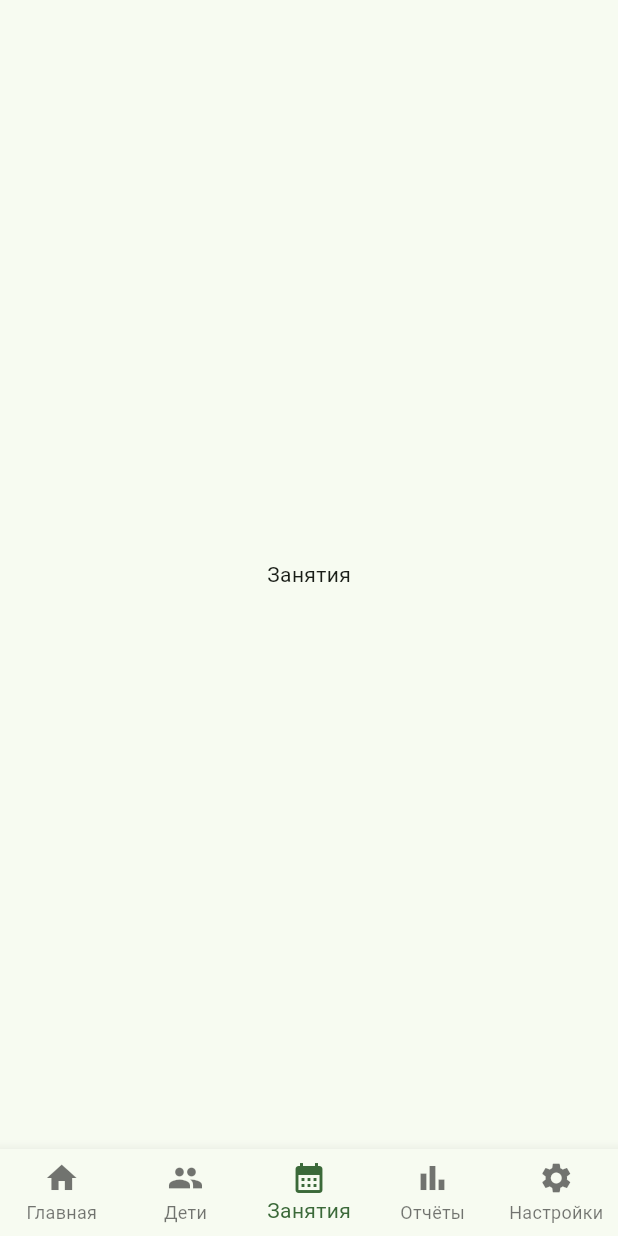
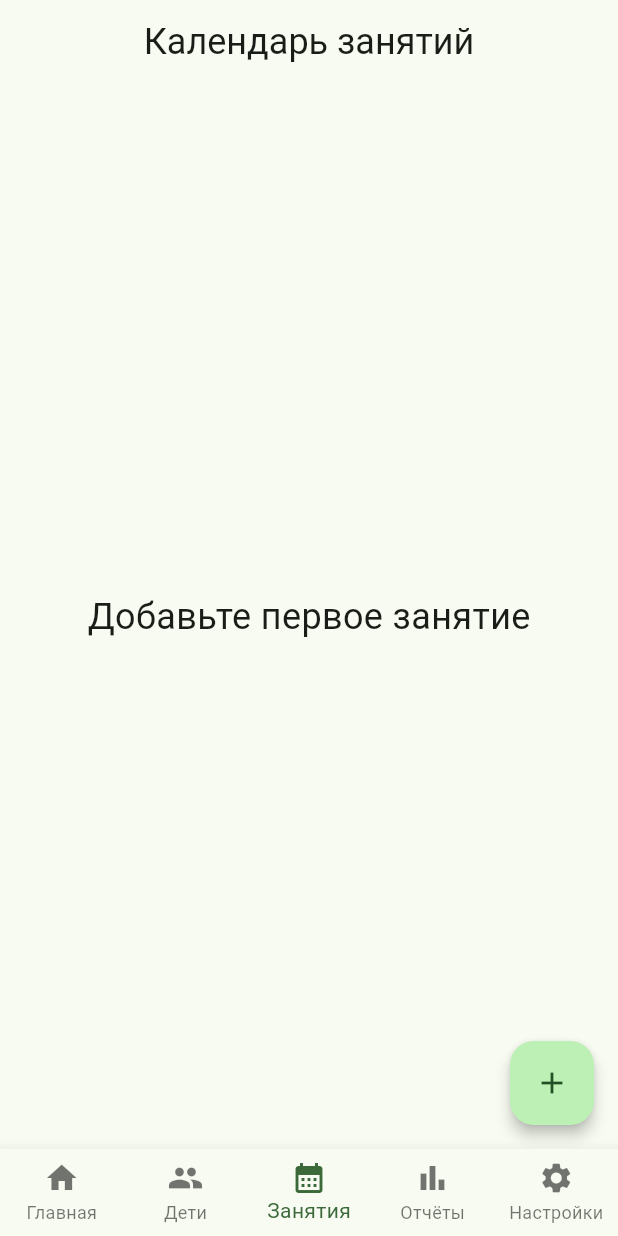
Before and after one commit to Victor001Der/Rost, a Flutter app: the MainNavigation screen opened directly, item 3 of the bottom bar chosen, on a phone screen of 412 x 824 dp. Run offline on Flutter 3.47's test engine with Material 3 defaults, Android fonts, the light colour scheme and no system bars; our stand-ins replace cloud_firestore, equatable, firebase_auth, firebase_core, flutter_bloc, flutter_spinkit and 3 more; accounts and stored records are empty.

Commit message:
feat: добавление занятий

```diff
--- /dev/null
+++ b/lib/features/lessons/bloc/lessons_bloc.dart
@@ -0,0 +1,60 @@
+import 'package:flutter_bloc/flutter_bloc.dart';
+import 'package:rost/data/repositories/lessons_repository.dart';
+import 'package:rost/features/lessons/bloc/lessons_event.dart';
+import 'package:rost/features/lessons/bloc/lessons_state.dart';
+
+class LessonsBloc extends Bloc<LessonsEvent, LessonsState> {
+  final LessonsRepository _lessonsRepository;
+
+// общий метод для всех действий (обновление с проверкой)
+  Future<void> _loadLessons(Emitter<LessonsState> emit) async {
+    emit(LessonsLoading());
+
+    try {
+      final lessons = await _lessonsRepository.getLessons();
+
+      if (lessons.isEmpty) {
+        emit(LessonsEmpty());
+      } else {
+        emit(LessonsLoaded(lessons));
+      }
+    } catch (e) {
+      emit(LessonsError('Не удалось загрузить данные'));
+    }
+  }
+
+  LessonsBloc(this._lessonsRepository) : super(LessonsLoading()) {
+    // загрузка детей при входе
+    on<LoadLessons>((event, emit) => _loadLessons(emit));
+
+    // обновление посредством скрола вниз
+    on<RefreshLessons>((event, emit) => _loadLessons(emit));
+
+    // добавление занятия
+    on<AddLesson>((event, emit) async {
+      await _lessonsRepository.addLesson(event.lesson);
+      await _loadLessons(emit);
+    });
+
+    // удаление ребенка
+    on<DeleteLesson>((event, emit) async {
+      await _lessonsRepository.deleteLesson(event.lessonId);
+      await _loadLessons(emit);
+    });
+
+    // загрузка занятий на конкретную дату (не использую loadLessons потму что тут сортировк по дате)
+    on<LoadLessonsByDate>((event, emit) async {
+      emit(LessonsLoading());
+      try {
+        final lessons = await _lessonsRepository.getLessonsByDate(event.date);
+        if (lessons.isEmpty) {
+          emit(LessonsEmpty());
+        } else {
+          emit(LessonsLoaded(lessons));
+        }
+      } catch (e) {
+        emit(LessonsError('Не удалось загрузить занятия'));
+      }
+    });
+  }
+}
--- /dev/null
+++ b/lib/features/lessons/bloc/lessons_event.dart
@@ -0,0 +1,42 @@
+import 'package:equatable/equatable.dart';
+import 'package:rost/data/models/lesson.dart';
+
+abstract class LessonsEvent extends Equatable {
+  const LessonsEvent();
+}
+
+//метод обновления страницы при запуске, обращение в firestore
+class LoadLessons extends LessonsEvent {
+  @override
+  List<Object?> get props => [];
+}
+
+//обновление страницы через свайп
+class RefreshLessons extends LessonsEvent {
+  @override
+  List<Object?> get props => [];
+}
+
+//удаление занятия
+class DeleteLesson extends LessonsEvent {
+  final String lessonId;
+  const DeleteLesson(this.lessonId);
+  @override
+  List<Object?> get props => [lessonId];
+}
+
+//добавление занятия
+class AddLesson extends LessonsEvent {
+  final Lesson lesson;
+  const AddLesson(this.lesson);
+  @override
+  List<Object?> get props => [lesson];
+}
+
+//Загрузка занятия по дате
+class LoadLessonsByDate extends LessonsEvent {
+  final DateTime date;
+  const LoadLessonsByDate(this.date);
+  @override
+  List<Object?> get props => [date];
+}
--- /dev/null
+++ b/lib/features/lessons/bloc/lessons_state.dart
@@ -0,0 +1,34 @@
+import 'package:equatable/equatable.dart';
+import 'package:rost/data/models/lesson.dart';
+
+abstract class LessonsState extends Equatable {
+  const LessonsState();
+}
+
+//загрузка
+class LessonsLoading extends LessonsState {
+  @override
+  List<Object?> get props => [];
+}
+
+//загруженно
+class LessonsLoaded extends LessonsState {
+  final List<Lesson> lessons;
+  const LessonsLoaded(this.lessons);
+  @override
+  List<Object?> get props => [lessons];
+}
+
+//Занятий нет
+class LessonsEmpty extends LessonsState {
+  @override
+  List<Object?> get props => [];
+}
+
+//ошибка
+class LessonsError extends LessonsState {
+  final String message;
+  const LessonsError(this.message);
+  @override
+  List<Object?> get props => [message];
+}
--- /dev/null
+++ b/lib/features/lessons/view/lesson_tab.dart
@@ -0,0 +1,184 @@
+import 'package:flutter/material.dart';
+import 'package:flutter_bloc/flutter_bloc.dart';
+import 'package:flutter_spinkit/flutter_spinkit.dart';
+import 'package:rost/core/extension/context_extension.dart';
+import 'package:rost/features/lessons/bloc/lessons_bloc.dart';
+import 'package:rost/features/lessons/bloc/lessons_event.dart';
+import 'package:rost/features/lessons/bloc/lessons_state.dart';
+import 'package:rost/features/lessons/view/add_lesson_dialog.dart';
+import 'package:table_calendar/table_calendar.dart';
+
+class LessonsTab extends StatelessWidget {
+  const LessonsTab({super.key});
+
+  @override
+  Widget build(BuildContext context) {
+    return const _LessonsView();
+  }
+}
+
+class _LessonsView extends StatefulWidget {
+  const _LessonsView();
+
+  @override
+  State<_LessonsView> createState() => _LessonsViewState();
+}
+
+class _LessonsViewState extends State<_LessonsView> {
+  // Выбранный день (по умолчанию сегодня)
+  late DateTime _selectedDay;
+
+  // День, на который смотрит календарь (для переключения месяцев)
+  late DateTime _focusedDay;
+
+  @override
+  void initState() {
+    super.initState();
+    _selectedDay = DateTime.now();
+    _focusedDay = DateTime.now();
+
+    // Загружаем занятия на сегодня
+    context.read<LessonsBloc>().add(LoadLessonsByDate(_selectedDay));
+  }
+
+  @override
+  Widget build(BuildContext context) {
+    return BlocListener<LessonsBloc, LessonsState>(
+      listener: (context, state) {
+        if (state is LessonsError) {
+          context.showMessage(state.message);
+          return;
+        }
+      },
+      child: Scaffold(
+        appBar: AppBar(
+          title:
+              const Text('Календарь занятий', style: TextStyle(fontSize: 24)),
+          centerTitle: true,
+        ),
+
+        //реализация обновления свайпом вниз
+        body: RefreshIndicator(
+          onRefresh: () async {
+            context.read<LessonsBloc>().add(RefreshLessons());
+          },
+          child:
+              BlocBuilder<LessonsBloc, LessonsState>(builder: (context, state) {
+            if (state is LessonsLoading) {
+              return Center(
+                child: SpinKitSpinningLines(
+                  color: Theme.of(context).colorScheme.primary,
+                  size: 50.0,
+                ),
+              );
+            }
+
+            if (state is LessonsEmpty) {
+              return const Center(
+                child: Text(
+                  'Добавьте первое занятие',
+                  style: TextStyle(fontSize: 24),
+                ),
+              );
+            }
+
+            if (state is LessonsLoaded) {
+              return Padding(
+                padding: const EdgeInsets.all(16.0),
+                child: Column(
+                  children: [
+                    TableCalendar(
+                      // На какой день смотрим
+                      focusedDay: _focusedDay,
+                      // Какой день выбран
+                      selectedDayPredicate: (day) =>
+                          isSameDay(_selectedDay, day),
+                      // Что делать при выборе дня
+                      onDaySelected: (selectedDay, focusedDay) {
+                        setState(() {
+                          _selectedDay = selectedDay;
+                          _focusedDay = focusedDay;
+                        });
+                        // Загружаем занятия на выбранный день
+                        context.read<LessonsBloc>().add(
+                              LoadLessonsByDate(selectedDay),
+                            );
+                      },
+                      // Переключение месяца
+                      onPageChanged: (focusedDay) {
+                        _focusedDay = focusedDay;
+                      },
+                      // Точки на днях с занятиями
+                      eventLoader: (day) {
+                        return state.lessons.where((lesson) {
+                          return isSameDay(lesson.date, day);
+                        }).toList();
+                      },
+                      firstDay: DateTime(2024),
+                      lastDay: DateTime.now().add(const Duration(days: 365)),
+                      locale: 'ru',
+                      // Зелёное выделение выбранного дня
+                      calendarStyle: CalendarStyle(
+                        selectedDecoration: BoxDecoration(
+                          color: Colors.green,
+                          shape: BoxShape.circle,
+                        ),
+                        todayDecoration: BoxDecoration(
+                          color: Colors.green.shade200,
+                          shape: BoxShape.circle,
+                        ),
+                        markerDecoration: BoxDecoration(
+                          color: Colors.green,
+                          shape: BoxShape.circle,
+                        ),
+                      ),
+                    ),
+                    // Список занятий на выбранный день
+                    Expanded(
+                        child: ListView.builder(
+                            itemCount: state.lessons.length,
+                            itemBuilder: (context, index) {
+                              final lesson = state.lessons[index];
+                              return ListTile(
+                                title: Text(lesson.childName),
+                                subtitle: Text(
+                                    '${lesson.date.day}.${lesson.date.month}'),
+                                trailing: Text('${lesson.price}₽',
+                                style: TextStyle(fontSize: 20),),
+                              );
+                            }))
+                  ],
+                ),
+              );
+            }
+
+            //Это страховка, чтобы BlocBuilder всегда что-то показывал.
+            if (state is LessonsError) {
+              return Center(
+                  child: Text(
+                state.message,
+              ));
+            }
+            return const SizedBox.shrink();
+          }),
+        ),
+        floatingActionButton: FloatingActionButton(
+          heroTag: 'add_lesson',
+          onPressed: () async {
+            final newLesson = await showDialog(
+              context: context,
+              builder: (context) => const AddLessonDialog(),
+            );
+            if (newLesson != null && context.mounted) {
+              context.read<LessonsBloc>().add(
+                    AddLesson(newLesson),
+                  );
+            }
+          },
+          tooltip: 'Добавить занятие',
+          child: const Icon(Icons.add),
+        ),
+      ),
+    );
+  }
+}
--- a/lib/features/navigation/view/main_navigation.dart
+++ b/lib/features/navigation/view/main_navigation.dart
@@ -2,6 +2,7 @@ import 'package:flutter/material.dart';
 import 'package:flutter_bloc/flutter_bloc.dart';
 import 'package:rost/features/children/view/children_tab.dart';
 import 'package:rost/features/home/view/home_tab.dart';
+import 'package:rost/features/lessons/view/lesson_tab.dart';
 import 'package:rost/features/navigation/bloc/navigation_bloc.dart';
 import 'package:rost/features/navigation/bloc/navigation_event.dart';
 import 'package:rost/features/navigation/bloc/navigation_state.dart';
@@ -20,7 +21,7 @@ class MainNavigation extends StatelessWidget {
             //пока что заглужки
             HomeTab(),
             ChildrenTab(),
-            Center(child: Text('Занятия')),
+            LessonsTab(),
             Center(child: Text('Отчёты')),
             Center(child: Text('Настройки')),
           ],
```
Also changed, not shown: lib/app.dart (+19 -0 lines), lib/data/repositories/lessons_repository.dart (added, +50 -0 lines), lib/features/children/view/add_child_dialog.dart (+15 -3 lines), lib/features/children/view/children_tab.dart (+20 -19 lines), lib/features/lessons/view/add_lesson_dialog.dart (added, +276 -0 lines), pubspec.yaml (+8 -1 lines), pubspec.lock.
